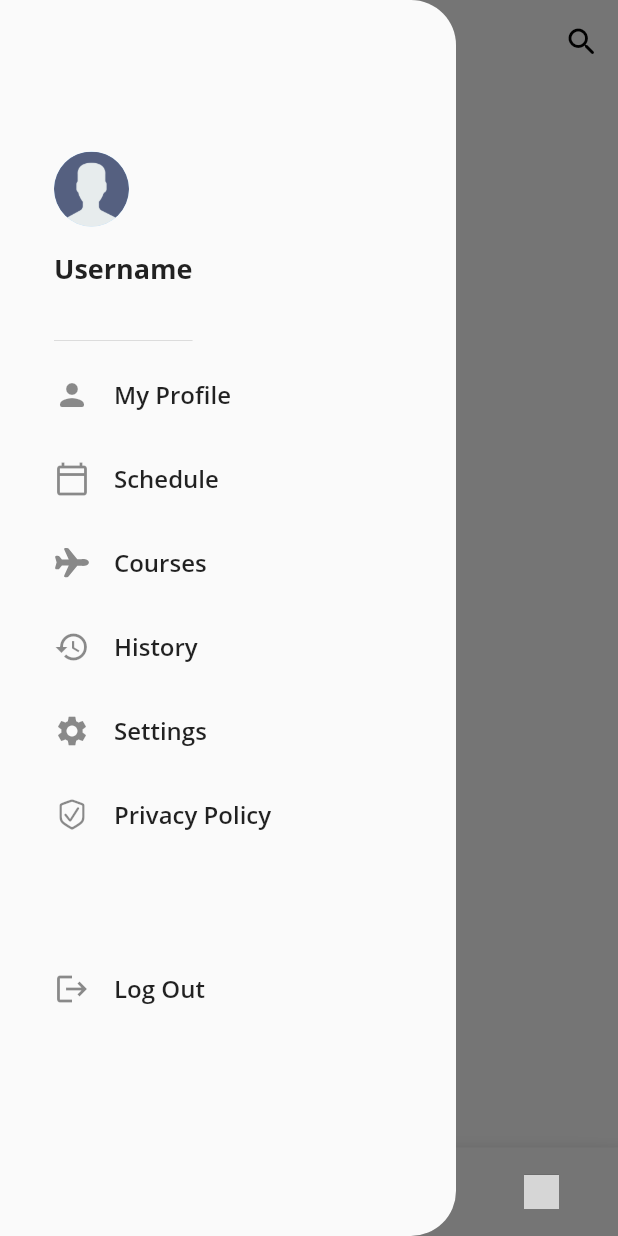
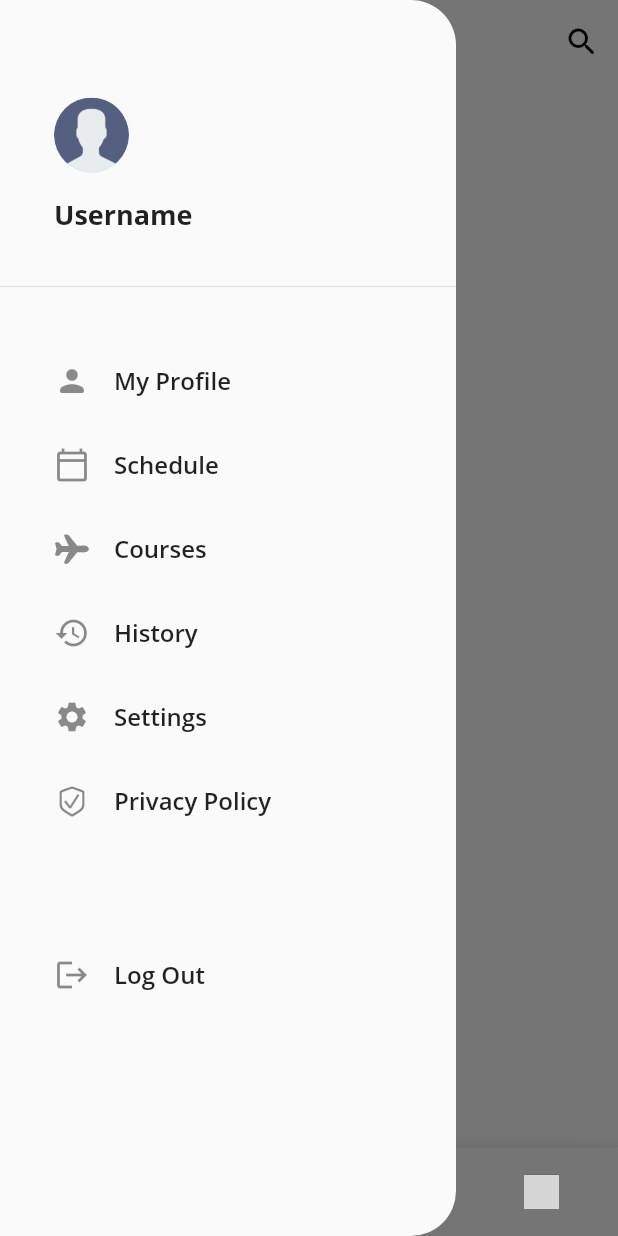
Before and after one commit to hexcodelabs/flight-schedule, a Flutter app: the screen it shows after launch, item 2 of the bottom bar chosen, with the side drawer open, on a phone screen of 412 x 824 dp. Run offline on Flutter 3.47's test engine with Material 2 defaults, Android fonts, the phone set to English and light mode, and no system bars; our stand-ins replace flutter_svg, ionicons; grey boxes are pictures that could not be loaded.

Commit message:
Drawer column replaced with listView

```diff
--- a/lib/drawer.dart
+++ b/lib/drawer.dart
@@ -7,16 +7,18 @@ class DrawerWidget extends StatelessWidget {
 
   @override
   Widget build(BuildContext context) {
-    return ClipRRect(
+    return SafeArea(
+      child: ClipRRect(
         borderRadius: BorderRadius.horizontal(right: Radius.circular(30.0)),
         child: Drawer(
-        child: Container(
-          padding: EdgeInsets.fromLTRB(36, 66, 0, 0),
-          child: Column(
-            crossAxisAlignment: CrossAxisAlignment.start,
+          child: ListView(
+            primary: false,
             children: [
-              DrawerHeader(
-                padding: EdgeInsets.zero,
+              Padding(
+                padding: const EdgeInsets.only(top: 30.0),
+                child: DrawerHeader(
+                  margin: EdgeInsets.zero,
+                  padding: EdgeInsets.only(left:36),
                   child: Column(
                     crossAxisAlignment: CrossAxisAlignment.start,
                     mainAxisAlignment: MainAxisAlignment.center ,
@@ -35,8 +37,13 @@ class DrawerWidget extends StatelessWidget {
                           fontWeight: FontWeight.w700,
                         ),
                       ),
+
                     ],
                   ),
+                ),
+              ),
+              SizedBox(
+                height: 35,
               ),
               DrawerTile(icon:Icons.person_rounded,  title:'My Profile'),
               DrawerTile(icon:Icons.calendar_today_outlined,  title:'Schedule'),
@@ -65,7 +72,7 @@ class DrawerTile extends StatelessWidget {
   @override
   Widget build(BuildContext context) {
     return ListTile(
-      contentPadding: EdgeInsets.zero,
+      contentPadding: EdgeInsets.fromLTRB(36, 0, 0, 0),
       horizontalTitleGap: 0,
       leading: Icon(icon),
       title: Text(
```
Lines whose indentation alone changed are shown as unchanged.
